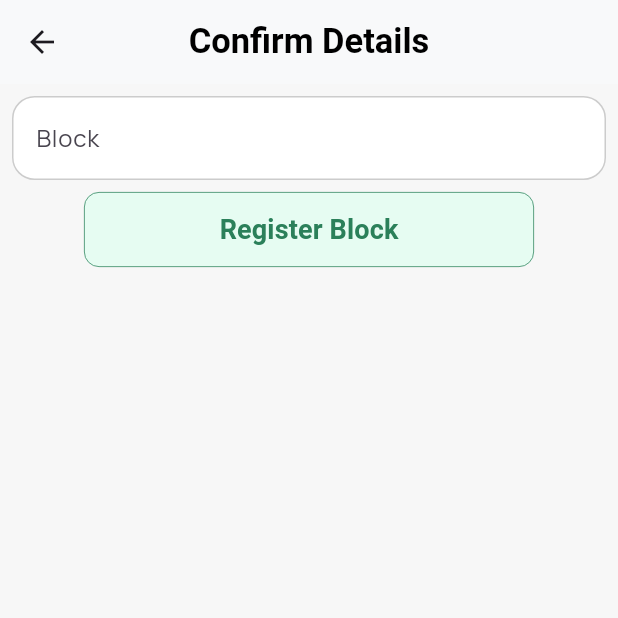
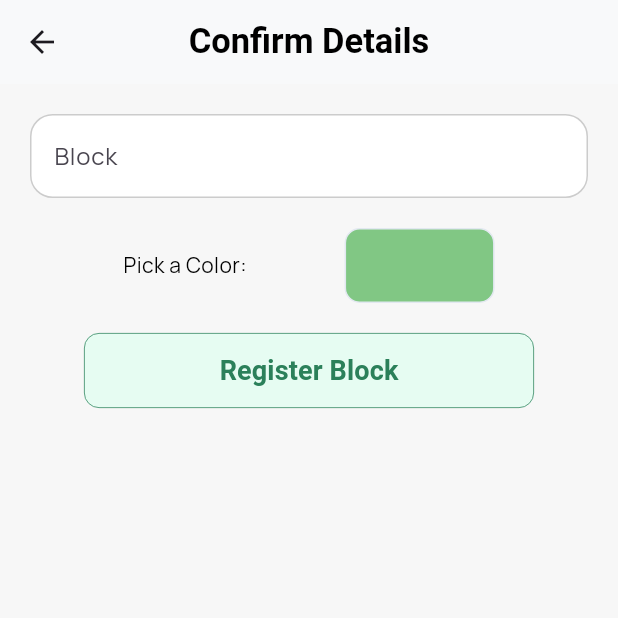
Before and after one commit to paperjean/iLadang, a Flutter app: the BlockConfirmDetailPage screen opened directly with empty values, on a phone screen of 412 x 824 dp, the top half of it. Run offline on Flutter 3.47's test engine with Material 3 defaults, Android fonts, the phone set to English and light mode, and no system bars; our stand-ins replace fl_chart, flutter_colorpicker, google_fonts, google_maps_flutter, location and 1 more; missing offline and left inert: dart:ffi; accounts and stored records are empty.

Commit message:
Pick block color feature

```diff
--- a/lib/pages/management/tree/confirm_block_details.dart
+++ b/lib/pages/management/tree/confirm_block_details.dart
@@ -1,6 +1,7 @@
 import 'package:flutter/cupertino.dart';
 import 'package:flutter/material.dart';
 import 'package:flutter/services.dart';
+import 'package:flutter_colorpicker/flutter_colorpicker.dart';
 import 'package:google_maps_flutter/google_maps_flutter.dart';
 import 'package:sawitcare_app/services/tree.dart';
 
@@ -19,6 +20,7 @@
   final _formKey = GlobalKey<FormState>();
   final TextEditingController _blockController = TextEditingController();
   DateTime date = DateTime.now();
+  Color color = Colors.green.shade300;
 
   @override
   Widget build(BuildContext context) {
@@ -28,6 +30,8 @@
         title: const Text('Confirm Details'),
       ),
       body: Center(
+        child: Padding(
+          padding: const EdgeInsets.all(20),
           child: Column(
             children: [
               Form(
@@ -35,9 +39,7 @@
                 child: SingleChildScrollView(
                   child: Column(
                     children: [
-                    Padding(
-                      padding: const EdgeInsets.all(8.0),
-                      child: TextFormField(
+                      TextFormField(
                         inputFormatters: [
                           LengthLimitingTextInputFormatter(2),
                         ],
@@ -59,6 +61,33 @@
                         ),
                         controller: _blockController,
                       ),
+                      const SizedBox(
+                        height: 20,
+                      ),
+                      Row(
+                        mainAxisAlignment: MainAxisAlignment.spaceEvenly,
+                        children: [
+                          Text('Pick a Color: '),
+                          InkWell(
+                            onTap: () {
+                              pickColor(context);
+                            },
+                            child: Container(
+                              width: 100,
+                              height: 50,
+                              decoration: BoxDecoration(
+                                color: color,
+                                borderRadius: BorderRadius.circular(10),
+                                border: Border.all(
+                                  color: Color.fromRGBO(226, 232, 240, 1),
+                                ),
+                              ),
+                            ),
+                          ),
+                        ],
+                      ),
+                      const SizedBox(
+                        height: 20,
                       ),
                     ],
                   ),
@@ -74,7 +103,7 @@
                   // Register Tree
                   final result = await postBlockData(
                     _blockController.text,
-                  'green',
+                    colorToHex(color),
                     widget.cornerList,
                   );
                   if (result != true) {
@@ -112,8 +141,33 @@
             ],
           ),
         ),
+      ),
     );
   }
+
+  void pickColor(BuildContext context) => showDialog(
+      context: context,
+      builder: (context) => AlertDialog(
+          title: Text('Pick Block Color'),
+          content: Column(
+            mainAxisSize: MainAxisSize.min,
+            children: [
+              buildColorPicker(),
+              TextButton(
+                onPressed: () {
+                  Navigator.of(context).pop();
+                },
+                child: const Text(
+                  'SELECT',
+                  style: TextStyle(fontSize: 20, color: Colors.white),
+                ),
+              ),
+            ],
+          )));
+
+  Widget buildColorPicker() => ColorPicker(
+      pickerColor: color,
+      onColorChanged: (color) => setState(() => this.color = color));
 
   void _showDialog(Widget child) {
     showCupertinoModalPopup<void>(
--- a/pubspec.yaml
+++ b/pubspec.yaml
@@ -44,6 +44,7 @@
   location: ^5.0.3
   geolocator: ^11.0.0
   intl: ^0.19.0
+  flutter_colorpicker: ^1.0.3
 
 dev_dependencies:
   flutter_test:
```
Also changed, not shown: lib/main.dart (+15 -5 lines), lib/pages/management/tree/tree_segmenter.dart (+24 -19 lines). Lines whose indentation alone changed are shown as unchanged.
